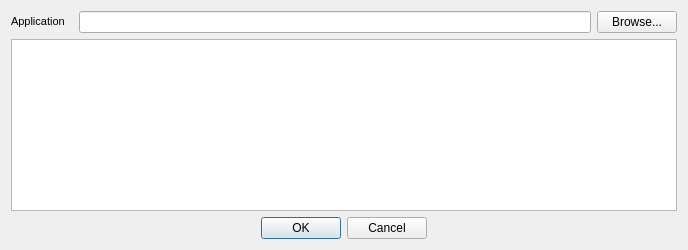
Old version of the form forms/RunAppParametersDialog.ui in the repository vlgalaev/run-application.
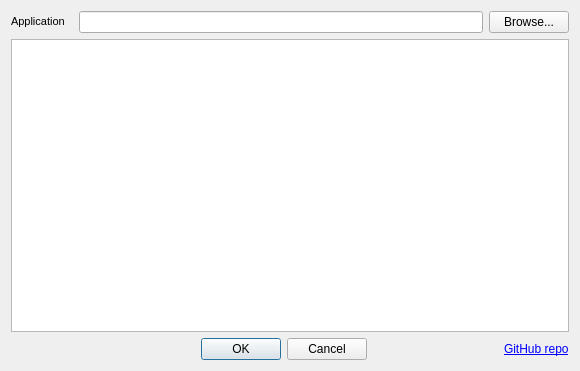
New version of the form.

```diff
--- a/forms/RunAppParametersDialog.ui
+++ b/forms/RunAppParametersDialog.ui
@@ -9,8 +9,8 @@
    <rect>
     <x>0</x>
     <y>0</y>
-    <width>688</width>
-    <height>250</height>
+    <width>580</width>
+    <height>371</height>
    </rect>
   </property>
   <property name="sizePolicy">
@@ -21,14 +21,14 @@
   </property>
   <property name="minimumSize">
    <size>
-    <width>293</width>
-    <height>89</height>
+    <width>580</width>
+    <height>150</height>
    </size>
   </property>
   <property name="maximumSize">
    <size>
     <width>16777215</width>
-    <height>250</height>
+    <height>16777215</height>
    </size>
   </property>
   <property name="windowTitle">
@@ -104,16 +104,32 @@
    <item>
     <layout class="QHBoxLayout" name="horizontalLayout_2">
      <item>
-      <spacer name="horizontalSpacer">
+      <spacer name="horizontalSpacer_3">
        <property name="orientation">
         <enum>Qt::Horizontal</enum>
        </property>
        <property name="sizeType">
-        <enum>QSizePolicy::Ignored</enum>
+        <enum>QSizePolicy::Fixed</enum>
        </property>
        <property name="sizeHint" stdset="0">
         <size>
-         <width>40</width>
+         <width>58</width>
+         <height>20</height>
+        </size>
+       </property>
+      </spacer>
+     </item>
+     <item>
+      <spacer name="horizontalSpacer_2">
+       <property name="orientation">
+        <enum>Qt::Horizontal</enum>
+       </property>
+       <property name="sizeType">
+        <enum>QSizePolicy::Expanding</enum>
+       </property>
+       <property name="sizeHint" stdset="0">
+        <size>
+         <width>13</width>
          <height>20</height>
         </size>
        </property>
@@ -145,21 +161,64 @@
       </widget>
      </item>
      <item>
-      <spacer name="horizontalSpacer_2">
+      <spacer name="horizontalSpacer">
        <property name="orientation">
         <enum>Qt::Horizontal</enum>
        </property>
        <property name="sizeType">
-        <enum>QSizePolicy::Ignored</enum>
+        <enum>QSizePolicy::Expanding</enum>
        </property>
        <property name="sizeHint" stdset="0">
         <size>
-         <width>40</width>
+         <width>13</width>
          <height>20</height>
         </size>
        </property>
       </spacer>
      </item>
+     <item>
+      <widget class="QLabel" name="label">
+       <property name="sizePolicy">
+        <sizepolicy hsizetype="Fixed" vsizetype="Fixed">
+         <horstretch>0</horstretch>
+         <verstretch>0</verstretch>
+        </sizepolicy>
+       </property>
+       <property name="minimumSize">
+        <size>
+         <width>0</width>
+         <height>0</height>
+        </size>
+       </property>
+       <property name="maximumSize">
+        <size>
+         <width>16777215</width>
+         <height>16777215</height>
+        </size>
+       </property>
+       <property name="frameShape">
+        <enum>QFrame::NoFrame</enum>
+       </property>
+       <property name="lineWidth">
+        <number>1</number>
+       </property>
+       <property name="text">
+        <string>&lt;a href=&quot;https://github.com/vlgalaev&quot;&gt;GitHub repo&lt;/a&gt;</string>
+       </property>
+       <property name="textFormat">
+        <enum>Qt::RichText</enum>
+       </property>
+       <property name="indent">
+        <number>0</number>
+       </property>
+       <property name="openExternalLinks">
+        <bool>true</bool>
+       </property>
+       <property name="textInteractionFlags">
+        <set>Qt::TextBrowserInteraction</set>
+       </property>
+      </widget>
+     </item>
     </layout>
    </item>
   </layout>
```
